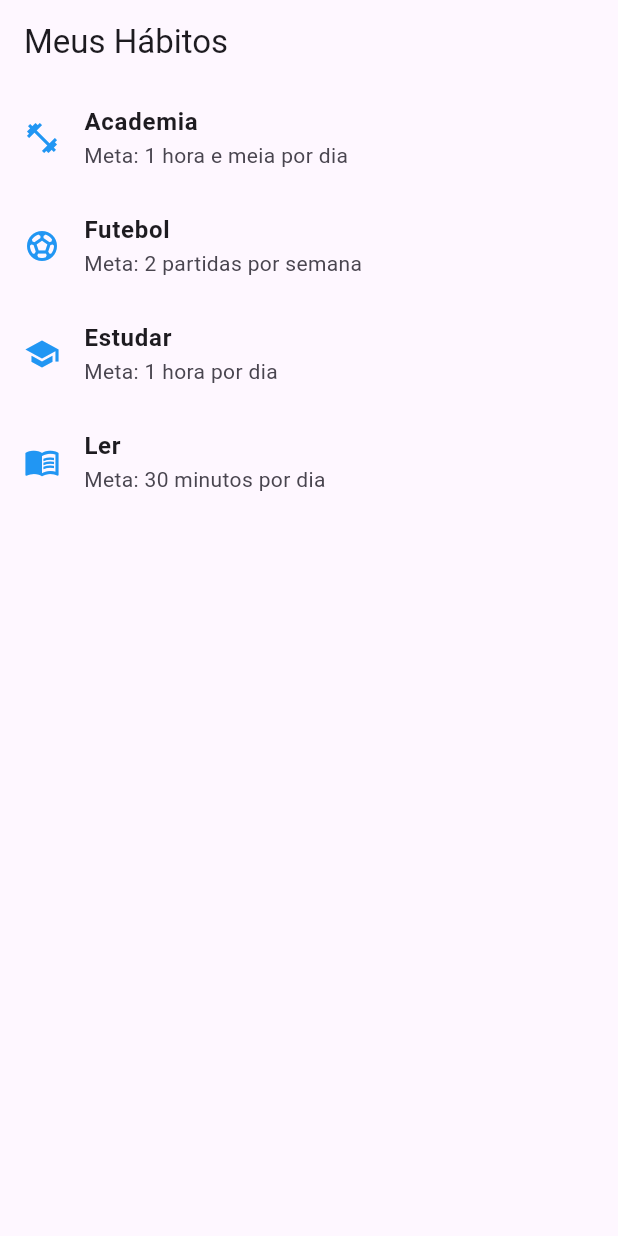
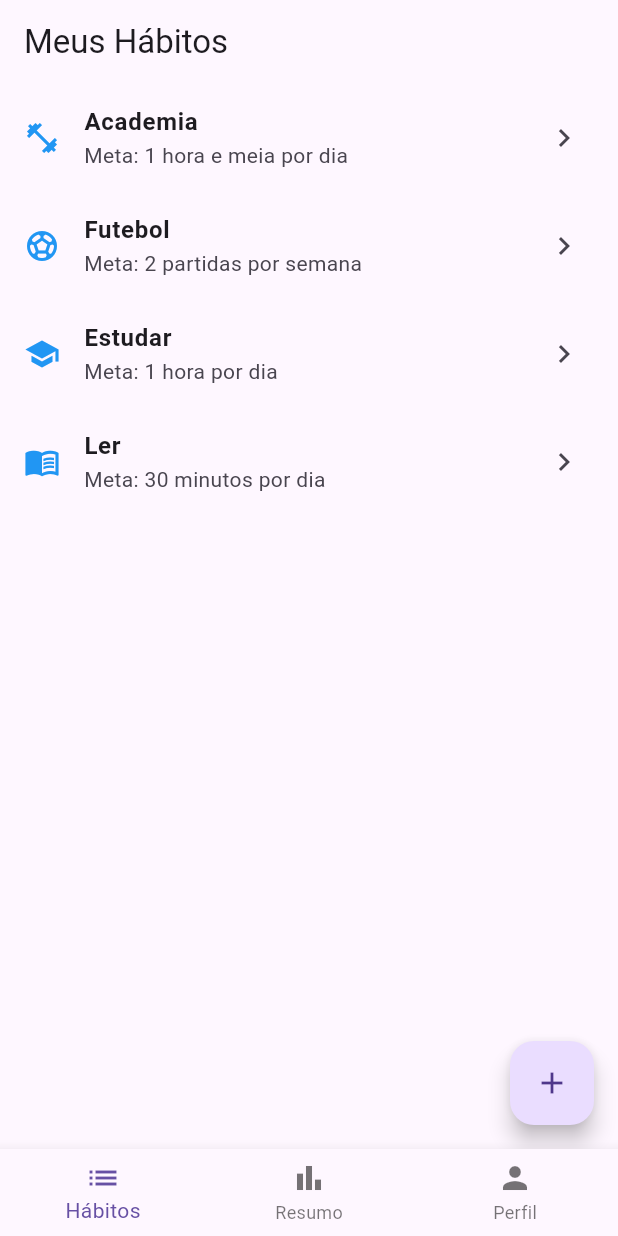
Before and after one commit to ThalesCamara/lddmaula2, a Flutter app: the screen it shows after launch, on a phone screen of 412 x 824 dp. Run offline on Flutter 3.47's test engine with Material 3 defaults, Android fonts, the phone set to English and light mode, and no system bars.

Commit message:
feat: adiciona diário de hábitos com provider

```diff
--- /dev/null
+++ b/lib/dados/habitos_repositorio.dart
@@ -0,0 +1,38 @@
+import '../dominio/habito.dart';
+
+class HabitosRepositorio {
+  final List<Habito> _memoria = [
+    const Habito(
+      'Academia',
+      'Meta: 1 hora e meia por dia',
+      TipoIconeHabito.academia,
+    ),
+    const Habito(
+      'Futebol',
+      'Meta: 2 partidas por semana',
+      TipoIconeHabito.esporte,
+    ),
+    const Habito(
+      'Estudar',
+      'Meta: 1 hora por dia',
+      TipoIconeHabito.estudo,
+    ),
+    const Habito(
+      'Ler',
+      'Meta: 30 minutos por dia',
+      TipoIconeHabito.leitura,
+    ),
+  ];
+
+  Future<List<Habito>> carregar() async {
+    return List.of(_memoria);
+  }
+
+  Future<void> salvar(Habito habito) async {
+    _memoria.add(habito);
+  }
+
+  Future<void> remover(Habito habito) async {
+    _memoria.remove(habito);
+  }
+}
--- /dev/null
+++ b/lib/dominio/habito.dart
@@ -0,0 +1,19 @@
+enum TipoIconeHabito {
+  geral,
+  academia,
+  esporte,
+  estudo,
+  leitura,
+}
+
+class Habito {
+  final String nome;
+  final String meta;
+  final TipoIconeHabito tipoIcone;
+
+  const Habito(
+    this.nome,
+    this.meta,
+    this.tipoIcone,
+  );
+}
--- /dev/null
+++ b/lib/dominio/habitos_store.dart
@@ -0,0 +1,36 @@
+import 'package:flutter/foundation.dart';
+
+import '../dados/habitos_repositorio.dart';
+import 'habito.dart';
+
+class HabitosStore extends ChangeNotifier {
+  HabitosStore(this._repositorio);
+
+  final HabitosRepositorio _repositorio;
+
+  List<Habito> _habitos = [];
+
+  List<Habito> get habitos => List.unmodifiable(_habitos);
+
+  Future<void> carregar() async {
+    _habitos = await _repositorio.carregar();
+
+    notifyListeners();
+  }
+
+  Future<void> adicionar(Habito habito) async {
+    await _repositorio.salvar(habito);
+
+    _habitos = await _repositorio.carregar();
+
+    notifyListeners();
+  }
+
+  Future<void> remover(Habito habito) async {
+    await _repositorio.remover(habito);
+
+    _habitos = await _repositorio.carregar();
+
+    notifyListeners();
+  }
+}
--- a/lib/main.dart
+++ b/lib/main.dart
@@ -1,13 +1,21 @@
 import 'package:flutter/material.dart';
+import 'package:provider/provider.dart';
 
-void main() => runApp(const DiarioApp());
+import 'dados/habitos_repositorio.dart';
+import 'dominio/habitos_store.dart';
+import 'ui/tela_novo_habito.dart';
+import 'ui/tela_principal.dart';
 
-class Habito {
-  final String nome;
-  final String meta;
-  final IconData icone;
+void main() {
+  final repositorio = HabitosRepositorio();
 
-  const Habito(this.nome, this.meta, this.icone);
+  runApp(
+    ChangeNotifierProvider<HabitosStore>(
+      create: (_) => HabitosStore(repositorio)..carregar(),
+
+      child: const DiarioApp(),
+    ),
+  );
 }
 
 class DiarioApp extends StatelessWidget {
@@ -17,112 +25,18 @@ class DiarioApp extends StatelessWidget {
   Widget build(BuildContext context) {
     return MaterialApp(
       title: 'Diário de Hábitos',
+
       debugShowCheckedModeBanner: false,
-      theme: ThemeData(
-        primarySwatch: Colors.blue,
-      ),
-      home: const TelaHabitos(),
+
+      theme: ThemeData(primarySwatch: Colors.blue),
+
+      initialRoute: '/',
+
+      routes: {
+        '/': (context) => const TelaPrincipal(),
+
+        '/novo': (context) => const TelaNovoHabito(),
+      },
     );
   }
 }
-
-class TelaHabitos extends StatefulWidget {
-  const TelaHabitos({super.key});
-
-  @override
-  State<TelaHabitos> createState() => _TelaHabitosState();
-}
-
-class _TelaHabitosState extends State<TelaHabitos> {
-  late Future<List<Habito>> _futureHabitos;
-
-  @override
-  void initState() {
-    super.initState();
-    _futureHabitos = carregarHabitos();
-  }
-
-  Future<List<Habito>> carregarHabitos() async {
-    await Future.delayed(const Duration(seconds: 4));
-
-    return const [
-      Habito('Academia', 'Meta: 1 hora e meia por dia', Icons.fitness_center),
-      Habito('Futebol', 'Meta: 2 partidas por semana', Icons.sports_soccer),
-      Habito('Estudar', 'Meta: 1 hora por dia', Icons.school),
-      Habito('Ler', 'Meta: 30 minutos por dia', Icons.menu_book),
-    ];
-  }
-
-  @override
-  Widget build(BuildContext context) {
-    return Scaffold(
-      appBar: AppBar(
-        title: const Text('Meus Hábitos'),
-      ),
-      body: FutureBuilder<List<Habito>>(
-        future: _futureHabitos,
-        builder: (context, snapshot) {
-          if (snapshot.connectionState == ConnectionState.waiting) {
-            return const Center(
-              child: Column(
-                mainAxisAlignment: MainAxisAlignment.center,
-                children: [
-                  CircularProgressIndicator(),
-                  SizedBox(height: 16),
-                  Text('Carregando seus hábitos...'),
-                ],
-              ),
-            );
-          }
-
-          if (snapshot.hasError) {
-            return Center(
-              child: Column(
-                mainAxisAlignment: MainAxisAlignment.center,
-                children: [
-                  const Icon(Icons.error_outline, color: Colors.red, size: 64),
-                  const SizedBox(height: 16),
-                  const Text('Ops! Ocorreu um erro ao carregar.'),
-                  Text(
-                    'Detalhe: ${snapshot.error}',
-                    style: const TextStyle(color: Colors.grey),
-                  ),
-                ],
-              ),
-            );
-          }
-
-          if (!snapshot.hasData || snapshot.data!.isEmpty) {
-            return const Center(
-              child: Column(
-                mainAxisAlignment: MainAxisAlignment.center,
-                children: [
-                  Icon(Icons.inbox_outlined, color: Colors.grey, size: 64),
-                  SizedBox(height: 16),
-                  Text('Nenhum hábito cadastrado ainda.'),
-                ],
-              ),
-            );
-          }
-
-          final habitosCarregados = snapshot.data!;
-
-          return ListView.builder(
-            itemCount: habitosCarregados.length,
-            itemBuilder: (context, index) {
-              final habito = habitosCarregados[index];
-              return ListTile(
-                leading: Icon(habito.icone, color: Colors.blue),
-                title: Text(
-                  habito.nome,
-                  style: const TextStyle(fontWeight: FontWeight.bold),
-                ),
-                subtitle: Text(habito.meta),
-              );
-            },
-          );
-        },
-      ),
-    );
-  }
-}
--- /dev/null
+++ b/lib/ui/tela_habitos.dart
@@ -0,0 +1,112 @@
+import 'package:flutter/material.dart';
+import 'package:provider/provider.dart';
+
+import '../dominio/habito.dart';
+import '../dominio/habitos_store.dart';
+import 'tela_detalhe.dart';
+
+class TelaHabitos extends StatelessWidget {
+  const TelaHabitos({super.key});
+
+  IconData _iconeDoHabito(TipoIconeHabito tipo) {
+    switch (tipo) {
+      case TipoIconeHabito.academia:
+        return Icons.fitness_center;
+
+      case TipoIconeHabito.esporte:
+        return Icons.sports_soccer;
+
+      case TipoIconeHabito.estudo:
+        return Icons.school;
+
+      case TipoIconeHabito.leitura:
+        return Icons.menu_book;
+
+      case TipoIconeHabito.geral:
+        return Icons.check_circle_outline;
+    }
+  }
+
+  void _abrirNovoHabito(BuildContext context) {
+    Navigator.pushNamed(
+      context,
+      '/novo',
+    );
+  }
+
+  @override
+  Widget build(BuildContext context) {
+    final habitos = context.watch<HabitosStore>().habitos;
+
+    return Scaffold(
+      appBar: AppBar(
+        title: const Text('Meus Hábitos'),
+      ),
+
+      body: habitos.isEmpty
+          ? const Center(
+              child: Column(
+                mainAxisAlignment: MainAxisAlignment.center,
+                children: [
+                  Icon(
+                    Icons.inbox_outlined,
+                    color: Colors.grey,
+                    size: 64,
+                  ),
+                  SizedBox(height: 16),
+                  Text(
+                    'Nenhum hábito cadastrado ainda.',
+                  ),
+                ],
+              ),
+            )
+          : ListView.builder(
+              itemCount: habitos.length,
+
+              itemBuilder: (context, index) {
+                final habito = habitos[index];
+
+                return ListTile(
+                  leading: Icon(
+                    _iconeDoHabito(habito.tipoIcone),
+                    color: Colors.blue,
+                  ),
+
+                  title: Text(
+                    habito.nome,
+                    style: const TextStyle(
+                      fontWeight: FontWeight.bold,
+                    ),
+                  ),
+
+                  subtitle: Text(
+                    habito.meta,
+                  ),
+
+                  trailing: const Icon(
+                    Icons.chevron_right,
+                  ),
+
+                  onTap: () {
+                    Navigator.push(
+                      context,
+                      MaterialPageRoute(
+                        builder: (_) => TelaDetalhe(
+                          habito: habito,
+                        ),
+                      ),
+                    );
+                  },
+                );
+              },
+            ),
+
+      floatingActionButton: FloatingActionButton(
+        onPressed: () {
+          _abrirNovoHabito(context);
+        },
+        child: const Icon(Icons.add),
+      ),
+    );
+  }
+}
--- /dev/null
+++ b/lib/ui/tela_principal.dart
@@ -0,0 +1,54 @@
+import 'package:flutter/material.dart';
+
+import 'tela_habitos.dart';
+import 'tela_perfil.dart';
+import 'tela_resumo.dart';
+
+class TelaPrincipal extends StatefulWidget {
+  const TelaPrincipal({super.key});
+
+  @override
+  State<TelaPrincipal> createState() => _TelaPrincipalState();
+}
+
+class _TelaPrincipalState extends State<TelaPrincipal> {
+  int _abaAtual = 0;
+
+  final List<Widget> _telas = const [
+    TelaHabitos(),
+    TelaResumo(),
+    TelaPerfil(),
+  ];
+
+  @override
+  Widget build(BuildContext context) {
+    return Scaffold(
+      body: _telas[_abaAtual],
+
+      bottomNavigationBar: BottomNavigationBar(
+        currentIndex: _abaAtual,
+
+        onTap: (indice) {
+          setState(() {
+            _abaAtual = indice;
+          });
+        },
+
+        items: const [
+          BottomNavigationBarItem(
+            icon: Icon(Icons.list),
+            label: 'Hábitos',
+          ),
+          BottomNavigationBarItem(
+            icon: Icon(Icons.bar_chart),
+            label: 'Resumo',
+          ),
+          BottomNavigationBarItem(
+            icon: Icon(Icons.person),
+            label: 'Perfil',
+          ),
+        ],
+      ),
+    );
+  }
+}
--- a/pubspec.yaml
+++ b/pubspec.yaml
@@ -34,6 +34,7 @@ dependencies:
   # The following adds the Cupertino Icons font to your application.
   # Use with the CupertinoIcons class for iOS style icons.
   cupertino_icons: ^1.0.8
+  provider: ^6.1.5+1
 
 dev_dependencies:
   flutter_test:
```
Also changed, not shown: lib/ui/tela_detalhe.dart (added, +107 -0 lines), lib/ui/tela_novo_habito.dart (added, +164 -0 lines), lib/ui/tela_perfil.dart (added, +20 -0 lines), lib/ui/tela_resumo.dart (added, +29 -0 lines), analysis_options.yaml (line endings or trailing spaces), pubspec.lock, 81 other files.
